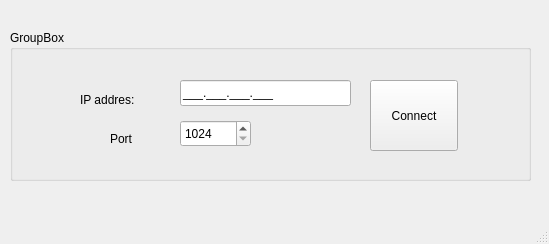
First picture: the form in mainwindow.ui, repository shatlmars/client-server, before the edit.
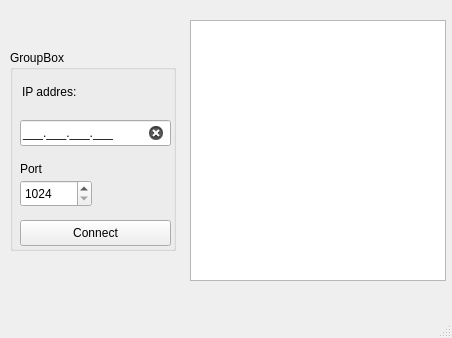
Second picture: the form after the edit.

Diff of the .ui file:
```diff
--- a/mainwindow.ui
+++ b/mainwindow.ui
@@ -6,8 +6,8 @@
    <rect>
     <x>0</x>
     <y>0</y>
-    <width>549</width>
-    <height>244</height>
+    <width>452</width>
+    <height>338</height>
    </rect>
   </property>
   <property name="windowTitle">
@@ -18,45 +18,21 @@
     <property name="geometry">
      <rect>
       <x>10</x>
-      <y>30</y>
-      <width>521</width>
-      <height>151</height>
+      <y>50</y>
+      <width>166</width>
+      <height>201</height>
      </rect>
     </property>
     <property name="title">
      <string>GroupBox</string>
     </property>
-    <widget class="QLineEdit" name="inIpAddress">
-     <property name="geometry">
-      <rect>
-       <x>170</x>
-       <y>50</y>
-       <width>171</width>
-       <height>26</height>
-      </rect>
-     </property>
-     <property name="styleSheet">
-      <string notr="true">#inIpAddress[state = &quot;0&quot;]{
-
-background-color: rgb(198, 70, 0);
-
-}
-
-#inIpAddress[state = &quot;1&quot;]{
-    background-color: rgb(45, 190, 32);
-}</string>
-     </property>
-     <property name="inputMask">
-      <string>000.000.000.000;_</string>
-     </property>
-    </widget>
     <widget class="QLabel" name="label">
      <property name="geometry">
       <rect>
-       <x>70</x>
-       <y>60</y>
-       <width>91</width>
-       <height>20</height>
+       <x>12</x>
+       <y>33</y>
+       <width>66</width>
+       <height>18</height>
       </rect>
      </property>
      <property name="text">
@@ -66,9 +42,9 @@
     <widget class="QLabel" name="label_2">
      <property name="geometry">
       <rect>
-       <x>100</x>
-       <y>100</y>
-       <width>66</width>
+       <x>10</x>
+       <y>110</y>
+       <width>30</width>
        <height>18</height>
       </rect>
      </property>
@@ -76,12 +52,25 @@
       <string>Port</string>
      </property>
     </widget>
+    <widget class="QPushButton" name="btnConnect">
+     <property name="geometry">
+      <rect>
+       <x>10</x>
+       <y>170</y>
+       <width>151</width>
+       <height>26</height>
+      </rect>
+     </property>
+     <property name="text">
+      <string>Connect</string>
+     </property>
+    </widget>
     <widget class="QSpinBox" name="spinBox">
      <property name="geometry">
       <rect>
-       <x>170</x>
-       <y>90</y>
-       <width>71</width>
+       <x>10</x>
+       <y>130</y>
+       <width>72</width>
        <height>27</height>
       </rect>
      </property>
@@ -92,27 +81,53 @@
       <number>65535</number>
      </property>
     </widget>
-    <widget class="QPushButton" name="btnConnect">
+    <widget class="QLineEdit" name="inIpAddress">
      <property name="geometry">
       <rect>
-       <x>360</x>
-       <y>50</y>
-       <width>88</width>
-       <height>71</height>
+       <x>10</x>
+       <y>70</y>
+       <width>151</width>
+       <height>26</height>
       </rect>
      </property>
-     <property name="text">
-      <string>Connect</string>
+     <property name="styleSheet">
+      <string notr="true">#inIpAddress[state = &quot;0&quot;]
+{
+	background-color: rgb(222, 51, 59);
+}
+
+#inIpAddress[state = &quot;1&quot;]{
+	background-color: rgb(65, 255, 0);
+}</string>
+     </property>
+     <property name="inputMask">
+      <string>000.000.000.000;_</string>
+     </property>
+     <property name="clearButtonEnabled">
+      <bool>true</bool>
+     </property>
+     <property name="state" stdset="0">
+      <string/>
      </property>
     </widget>
    </widget>
+   <widget class="QListWidget" name="listWidget">
+    <property name="geometry">
+     <rect>
+      <x>190</x>
+      <y>20</y>
+      <width>256</width>
+      <height>261</height>
+     </rect>
+    </property>
+   </widget>
   </widget>
   <widget class="QMenuBar" name="menubar">
    <property name="geometry">
     <rect>
      <x>0</x>
      <y>0</y>
-     <width>549</width>
+     <width>452</width>
      <height>23</height>
     </rect>
    </property>
```
